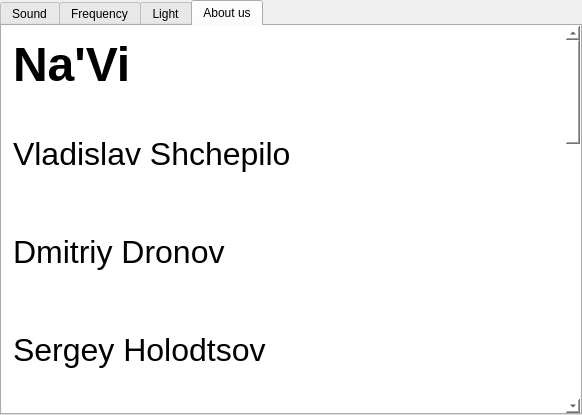
Before: the Qt Designer form Project/Frequencestein/mainwindow.ui in VladIIslaV/Equalizer, drawn with Qt 5.
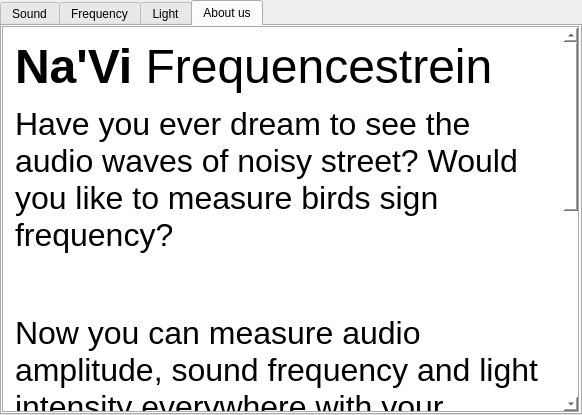
After: the same form once the commit is applied. The open tabs and pages were chosen to show the change. Custom widgets are drawn as their Qt base class.

Patch:
```diff
--- a/Project/Frequencestein/mainwindow.ui
+++ b/Project/Frequencestein/mainwindow.ui
@@ -239,7 +239,7 @@
            <enum>Qt::LeftToRight</enum>
           </property>
           <property name="frameShape">
-           <enum>QFrame::NoFrame</enum>
+           <enum>QFrame::Box</enum>
           </property>
           <property name="frameShadow">
            <enum>QFrame::Sunken</enum>
@@ -261,8 +261,8 @@
             <rect>
              <x>0</x>
              <y>0</y>
-             <width>561</width>
-             <height>971</height>
+             <width>557</width>
+             <height>533</height>
             </rect>
            </property>
            <property name="sizePolicy">
@@ -274,7 +274,7 @@
            <property name="styleSheet">
             <string notr="true"/>
            </property>
-           <layout class="QVBoxLayout" name="verticalLayout_2">
+           <layout class="QVBoxLayout" name="verticalLayout_2" stretch="0">
             <item>
              <widget class="QLabel" name="label">
               <property name="text">
@@ -282,18 +282,7 @@
 &lt;html&gt;&lt;head&gt;&lt;meta name=&quot;qrichtext&quot; content=&quot;1&quot; /&gt;&lt;style type=&quot;text/css&quot;&gt;
 p, li { white-space: pre-wrap; }
 &lt;/style&gt;&lt;/head&gt;&lt;body style=&quot; font-family:'.SF NS Text'; font-size:13pt; font-weight:400; font-style:normal;&quot;&gt;
-&lt;p style=&quot; margin-top:12px; margin-bottom:12px; margin-left:0px; margin-right:0px; -qt-block-indent:0; text-indent:0px;&quot;&gt;&lt;span style=&quot; font-size:36pt; font-weight:600;&quot;&gt;Na'Vi&lt;/span&gt;&lt;/p&gt;
-&lt;p style=&quot;-qt-paragraph-type:empty; margin-top:12px; margin-bottom:12px; margin-left:0px; margin-right:0px; -qt-block-indent:0; text-indent:0px;&quot;&gt;&lt;br /&gt;&lt;/p&gt;
-&lt;p style=&quot; margin-top:12px; margin-bottom:12px; margin-left:0px; margin-right:0px; -qt-block-indent:0; text-indent:0px;&quot;&gt;&lt;span style=&quot; font-size:24pt;&quot;&gt;Vladislav Shchepilo&lt;/span&gt;&lt;/p&gt;
-&lt;p style=&quot;-qt-paragraph-type:empty; margin-top:12px; margin-bottom:12px; margin-left:0px; margin-right:0px; -qt-block-indent:0; text-indent:0px; font-size:24pt;&quot;&gt;&lt;br /&gt;&lt;/p&gt;
-&lt;p style=&quot; margin-top:12px; margin-bottom:12px; margin-left:0px; margin-right:0px; -qt-block-indent:0; text-indent:0px;&quot;&gt;&lt;span style=&quot; font-size:24pt;&quot;&gt;Dmitriy Dronov&lt;/span&gt;&lt;/p&gt;
-&lt;p style=&quot;-qt-paragraph-type:empty; margin-top:12px; margin-bottom:12px; margin-left:0px; margin-right:0px; -qt-block-indent:0; text-indent:0px; font-size:24pt;&quot;&gt;&lt;br /&gt;&lt;/p&gt;
-&lt;p style=&quot; margin-top:12px; margin-bottom:12px; margin-left:0px; margin-right:0px; -qt-block-indent:0; text-indent:0px;&quot;&gt;&lt;span style=&quot; font-size:24pt;&quot;&gt;Sergey Holodtsov&lt;/span&gt;&lt;/p&gt;
-&lt;p style=&quot;-qt-paragraph-type:empty; margin-top:12px; margin-bottom:12px; margin-left:0px; margin-right:0px; -qt-block-indent:0; text-indent:0px; font-size:24pt;&quot;&gt;&lt;br /&gt;&lt;/p&gt;
-&lt;p style=&quot; margin-top:12px; margin-bottom:12px; margin-left:0px; margin-right:0px; -qt-block-indent:0; text-indent:0px;&quot;&gt;&lt;span style=&quot; font-size:24pt;&quot;&gt;Nikita Kogemyako&lt;/span&gt;&lt;/p&gt;
-&lt;p style=&quot;-qt-paragraph-type:empty; margin-top:12px; margin-bottom:12px; margin-left:0px; margin-right:0px; -qt-block-indent:0; text-indent:0px; font-size:24pt;&quot;&gt;&lt;br /&gt;&lt;/p&gt;
-&lt;p style=&quot; margin-top:12px; margin-bottom:12px; margin-left:0px; margin-right:0px; -qt-block-indent:0; text-indent:0px;&quot;&gt;&lt;span style=&quot; font-size:24pt;&quot;&gt;Eugene Makarovich&lt;/span&gt;&lt;/p&gt;
-&lt;p style=&quot;-qt-paragraph-type:empty; margin-top:12px; margin-bottom:12px; margin-left:0px; margin-right:0px; -qt-block-indent:0; text-indent:0px; font-size:24pt;&quot;&gt;&lt;br /&gt;&lt;/p&gt;
+&lt;p style=&quot; margin-top:12px; margin-bottom:12px; margin-left:0px; margin-right:0px; -qt-block-indent:0; text-indent:0px;&quot;&gt;&lt;span style=&quot; font-size:36pt; font-weight:600;&quot;&gt;Na'Vi &lt;/span&gt;&lt;span style=&quot; font-size:36pt;&quot;&gt;Frequencestrein&lt;/span&gt;&lt;/p&gt;
 &lt;p style=&quot; margin-top:12px; margin-bottom:12px; margin-left:0px; margin-right:0px; -qt-block-indent:0; text-indent:0px;&quot;&gt;&lt;span style=&quot; font-size:24pt;&quot;&gt;Have you ever dream to see the audio waves of noisy street? Would you like to measure birds sign frequency? &lt;/span&gt;&lt;/p&gt;
 &lt;p style=&quot;-qt-paragraph-type:empty; margin-top:12px; margin-bottom:12px; margin-left:0px; margin-right:0px; -qt-block-indent:0; text-indent:0px; font-size:24pt;&quot;&gt;&lt;br /&gt;&lt;/p&gt;
 &lt;p style=&quot; margin-top:12px; margin-bottom:12px; margin-left:0px; margin-right:0px; -qt-block-indent:0; text-indent:0px;&quot;&gt;&lt;span style=&quot; font-size:24pt;&quot;&gt;Now you can measure audio amplitude, sound frequency and light intensity everywhere with your smartphone. The Frequencestein is powerful tool for adventures and explorers. Investigate nature and physics of sound and light around us.&lt;/span&gt;&lt;/p&gt;
```
Left out of the diff: 15 changed lines with no effect on the pictures.
